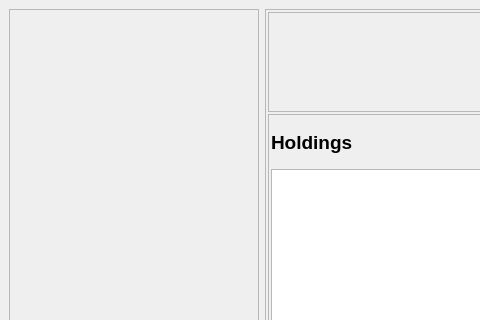
Before: the Qt Designer form UIFiles/holdings.ui in ShubhamMandavkar/TYLiveProjectt-StockAutomationSystem, drawn with Qt 5; both pictures show x 0 to 480 and y 0 to 320 of the 990 by 558 pixel window.
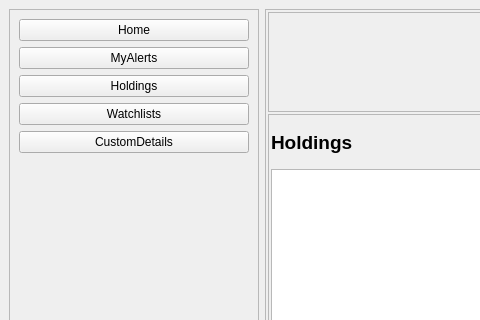
After: the same form once the commit is applied.

Patch:
```diff
--- a/UIFiles/holdings.ui
+++ b/UIFiles/holdings.ui
@@ -35,6 +35,43 @@
       <property name="frameShadow">
        <enum>QFrame::Raised</enum>
       </property>
+      <layout class="QFormLayout" name="formLayout">
+       <item row="1" column="0" colspan="2">
+        <widget class="QPushButton" name="btnMyAlerts">
+         <property name="text">
+          <string>MyAlerts</string>
+         </property>
+        </widget>
+       </item>
+       <item row="2" column="0" colspan="2">
+        <widget class="QPushButton" name="btnHoldings">
+         <property name="text">
+          <string>Holdings</string>
+         </property>
+        </widget>
+       </item>
+       <item row="4" column="0" colspan="2">
+        <widget class="QPushButton" name="btnCustomDetails">
+         <property name="text">
+          <string>CustomDetails</string>
+         </property>
+        </widget>
+       </item>
+       <item row="3" column="0" colspan="2">
+        <widget class="QPushButton" name="btnWatchlists">
+         <property name="text">
+          <string>Watchlists</string>
+         </property>
+        </widget>
+       </item>
+       <item row="0" column="0" colspan="2">
+        <widget class="QPushButton" name="btnHome">
+         <property name="text">
+          <string>Home</string>
+         </property>
+        </widget>
+       </item>
+      </layout>
      </widget>
     </item>
     <item>
```
Left out of the diff: 2 changed lines with no effect on the pictures.
